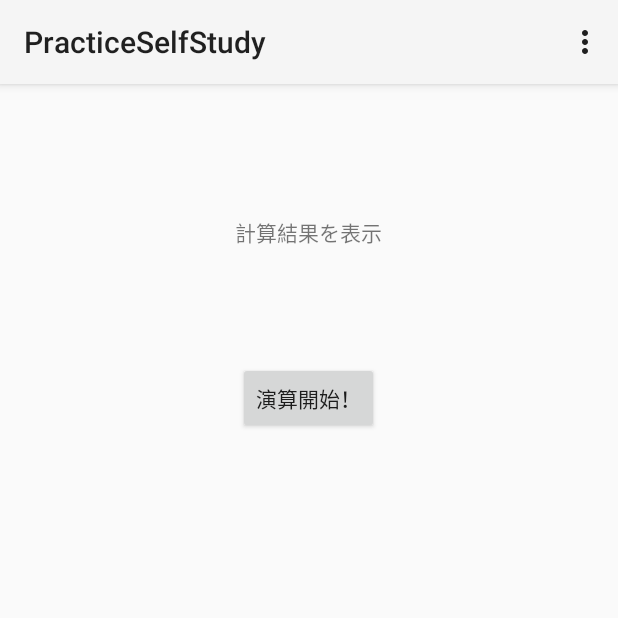
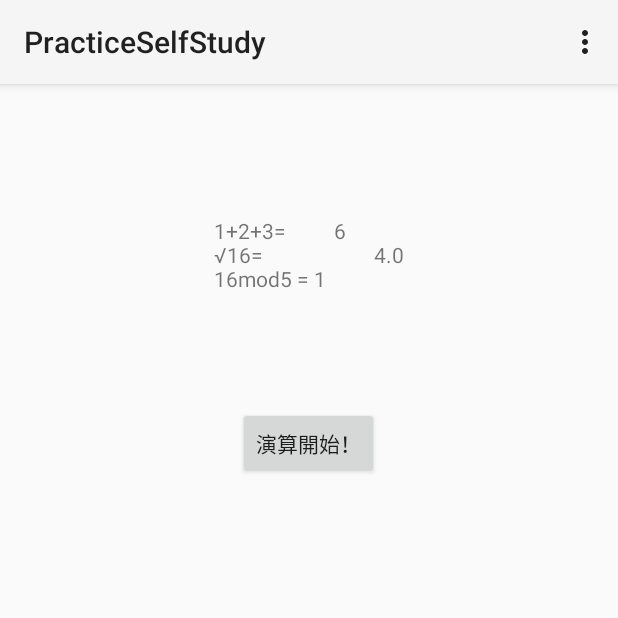
Before and after one commit to s113428/PracticeSelfStudy, an Android app: the screen it shows after launch (MainActivity), in the options menu, after a tap on "Settings", on a phone screen of 412 x 824 dp, the top half of it. Run offline under Robolectric (Android 15) with nearby library versions, the phone set to English and light mode, and no system bars.

```diff
--- a/app/src/main/java/com/test/practiceselfstudy/MainActivity.java
+++ b/app/src/main/java/com/test/practiceselfstudy/MainActivity.java
@@ -4,6 +4,8 @@ import android.app.Activity;
 import android.os.Bundle;
 import android.view.Menu;
 import android.view.MenuItem;
+import android.view.View;
+import android.widget.TextView;
 
 
 public class MainActivity extends Activity {
@@ -12,6 +14,15 @@ public class MainActivity extends Activity {
     protected void onCreate(Bundle savedInstanceState) {
         super.onCreate(savedInstanceState);
         setContentView(R.layout.activity_main);
+
+//        Button startCalc = (Button) findViewById(R.id.myButton);
+//        startCalc.setOnClickListener(new View.OnClickListener() {
+//            @Override
+//            public void onClick(View v) {
+//                TextView tv = (TextView)findViewById(R.id.myLabel);
+//                tv.setText(""+5);
+//            }
+//        });
     }
 
 
@@ -36,4 +47,12 @@ public class MainActivity extends Activity {
 
         return super.onOptionsItemSelected(item);
     }
+
+    public void startCalc (View view){
+        TextView tv = (TextView) findViewById(R.id.myLabel);
+        tv.setText("1+2+3="+"\t\t\t"+(1+2+3)+"\n"+
+                "√16="+"\t\t\t\t\t\t"+Math.sqrt(16)+"\n"+
+                "16mod5 ="+"\t"+(16%5));
+    }
+
 }
--- a/app/src/main/res/layout/activity_main.xml
+++ b/app/src/main/res/layout/activity_main.xml
@@ -19,6 +19,7 @@
         android:id="@+id/myButton"
         android:layout_below="@+id/myLabel"
         android:layout_centerHorizontal="true"
-        android:layout_marginTop="76dp" />
+        android:layout_marginTop="76dp"
+        android:onClick="startCalc" />
 
 </RelativeLayout>
```
Also changed, not shown: 1 other file.
